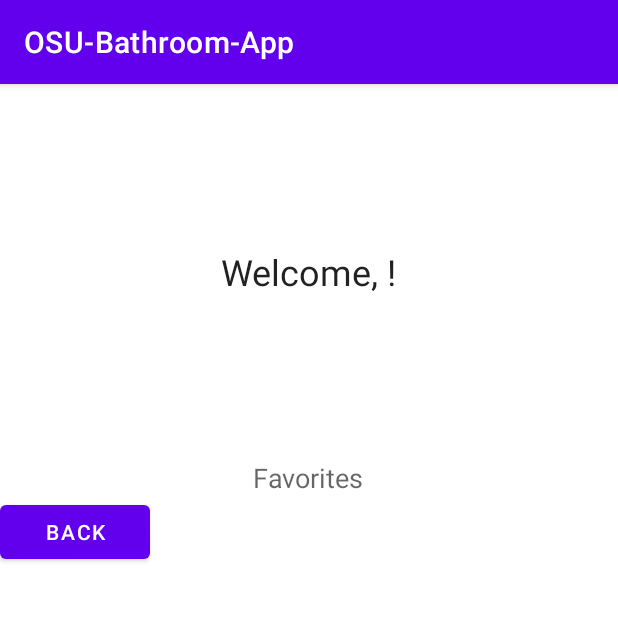
After one commit to jennyyi78/OSU-bathroom-app, an Android app: the fragment UserProfileFragment shown on its own in the app's theme, on a phone screen of 412 x 824 dp, the top half of it. The commit adds this screen. Run offline under Robolectric (Android 15) with nearby library versions, the phone set to English and light mode, and no system bars; our stand-ins replace Firebase (no records; nobody signed in at launch, a user with empty details on screens opened directly).

Commit message:
Add user profile page

```diff
--- a/app/src/main/AndroidManifest.xml
+++ b/app/src/main/AndroidManifest.xml
@@ -9,6 +9,7 @@
         android:icon="@mipmap/ic_launcher"
         android:label="@string/app_name"
         android:supportsRtl="true"
+        android:usesCleartextTraffic="true"
         android:theme="@style/Theme.OSUBathroomApp"
         tools:targetApi="31">
         <activity
--- a/app/src/main/java/com/example/osu_bathroom_app/HomePageFragment.java
+++ b/app/src/main/java/com/example/osu_bathroom_app/HomePageFragment.java
@@ -15,18 +15,26 @@ import android.widget.Button;
 public class HomePageFragment extends Fragment {
 
     View view;
-    Button toBathroomListBtn;
+    Button toBathroomListBtn, toUserProfileBtn;
     @Override
     public View onCreateView(LayoutInflater inflater, ViewGroup container,
                              Bundle savedInstanceState) {
         // Inflate the layout for this fragment
         view=inflater.inflate(R.layout.fragment_home_page, container, false);
         toBathroomListBtn=view.findViewById(R.id.bathroom_list_btn);
+        toUserProfileBtn=view.findViewById(R.id.user_profile_btn);
 
         toBathroomListBtn.setOnClickListener(new View.OnClickListener() {
             @Override
             public void onClick(View view) {
                 replaceFragment(new BathroomListFragment());
+            }
+        });
+
+        toUserProfileBtn.setOnClickListener(new View.OnClickListener() {
+            @Override
+            public void onClick(View view) {
+                replaceFragment(new UserProfileFragment());
             }
         });
 
--- /dev/null
+++ b/app/src/main/java/com/example/osu_bathroom_app/UserProfileFragment.java
@@ -0,0 +1,70 @@
+package com.example.osu_bathroom_app;
+
+import android.os.Bundle;
+
+import androidx.fragment.app.Fragment;
+import androidx.fragment.app.FragmentManager;
+import androidx.fragment.app.FragmentTransaction;
+
+import android.util.Log;
+import android.view.LayoutInflater;
+import android.view.View;
+import android.view.ViewGroup;
+import android.widget.Button;
+import android.widget.TextView;
+import android.widget.Toast;
+
+import com.google.firebase.auth.FirebaseAuth;
+import com.google.firebase.auth.FirebaseUser;
+
+public class UserProfileFragment extends Fragment {
+    private TextView welcomeTextView;
+
+    private Button linkToHomePageBtn;
+    View view;
+    private FirebaseAuth mAuth;
+
+    @Override
+    public View onCreateView(LayoutInflater inflater, ViewGroup container,
+                             Bundle savedInstanceState) {
+
+        view= inflater.inflate(R.layout.fragment_user_profile, container, false);
+
+        welcomeTextView = view.findViewById(R.id.welcome);
+
+        mAuth = FirebaseAuth.getInstance();
+        FirebaseUser user = mAuth.getCurrentUser();
+        linkToHomePageBtn = view.findViewById(R.id.linkToHomePageButton);
+
+        linkToHomePageBtn.setOnClickListener(new View.OnClickListener() {
+            @Override
+            public void onClick(View v)
+            {
+                replaceFragment(new HomePageFragment());
+            }
+        });
+
+        if (user == null) {
+            Toast.makeText(getActivity(), "User details not available", Toast.LENGTH_LONG).show();
+        } else {
+            showUserDetails(user);
+        }
+        return view;
+    }
+
+    private void showUserDetails(FirebaseUser user) {
+        String email = user.getEmail();
+        welcomeTextView.setText("Welcome, " + email + "!");
+
+    }
+
+    private void replaceFragment(Fragment fragment) {
+
+        FragmentManager fragmentManager=getActivity().getSupportFragmentManager();
+        FragmentTransaction fragmentTransaction=fragmentManager.beginTransaction();
+        fragmentTransaction.replace(R.id.fragment_container_view,fragment);
+        fragmentTransaction.commit();
+
+    }
+
+}
--- a/app/src/main/res/layout/fragment_home_page.xml
+++ b/app/src/main/res/layout/fragment_home_page.xml
@@ -1,5 +1,5 @@
 <?xml version="1.0" encoding="utf-8"?>
-<FrameLayout xmlns:android="http://schemas.android.com/apk/res/android"
+<LinearLayout xmlns:android="http://schemas.android.com/apk/res/android"
     xmlns:tools="http://schemas.android.com/tools"
     android:layout_width="match_parent"
     android:layout_height="match_parent"
@@ -11,4 +11,10 @@
         android:layout_height="wrap_content"
         android:text="Bathroom List" />
 
-</FrameLayout>
+    <Button
+        android:id="@+id/user_profile_btn"
+        android:layout_width="wrap_content"
+        android:layout_height="wrap_content"
+        android:text="User Profile" />
+
+</LinearLayout>
--- /dev/null
+++ b/app/src/main/res/layout/fragment_user_profile.xml
@@ -0,0 +1,43 @@
+<?xml version="1.0" encoding="utf-8"?>
+<ScrollView xmlns:android="http://schemas.android.com/apk/res/android"
+    xmlns:tools="http://schemas.android.com/tools"
+    android:layout_width="match_parent"
+    android:layout_height="match_parent"
+    tools:context=".UserProfileFragment">
+
+   <LinearLayout
+       android:layout_width="match_parent"
+       android:layout_height="wrap_content"
+       android:orientation="vertical">
+       <RelativeLayout
+           android:layout_width="match_parent"
+           android:layout_height="250dp" >
+
+           <TextView
+               android:id="@+id/welcome"
+               android:layout_width="wrap_content"
+               android:layout_height="wrap_content"
+               android:layout_centerInParent="true"
+               android:text="Loading..."
+               android:textAppearance="@style/TextAppearance.AppCompat.Headline"></TextView>
+       </RelativeLayout>
+       <RelativeLayout
+           android:layout_width="match_parent"
+           android:layout_height="match_parent" >
+           <TextView
+               android:layout_width="wrap_content"
+               android:layout_height="wrap_content"
+               android:id="@+id/textView_show_username"
+               android:layout_centerInParent="true"
+               android:hint="Favorites"
+               android:textSize="18dp">
+           </TextView>
+       </RelativeLayout>
+       <Button
+           android:id="@+id/linkToHomePageButton"
+           android:layout_width="100dp"
+           android:layout_height="wrap_content"
+           android:text="Back" />
+   </LinearLayout>
+
+</ScrollView>
```
